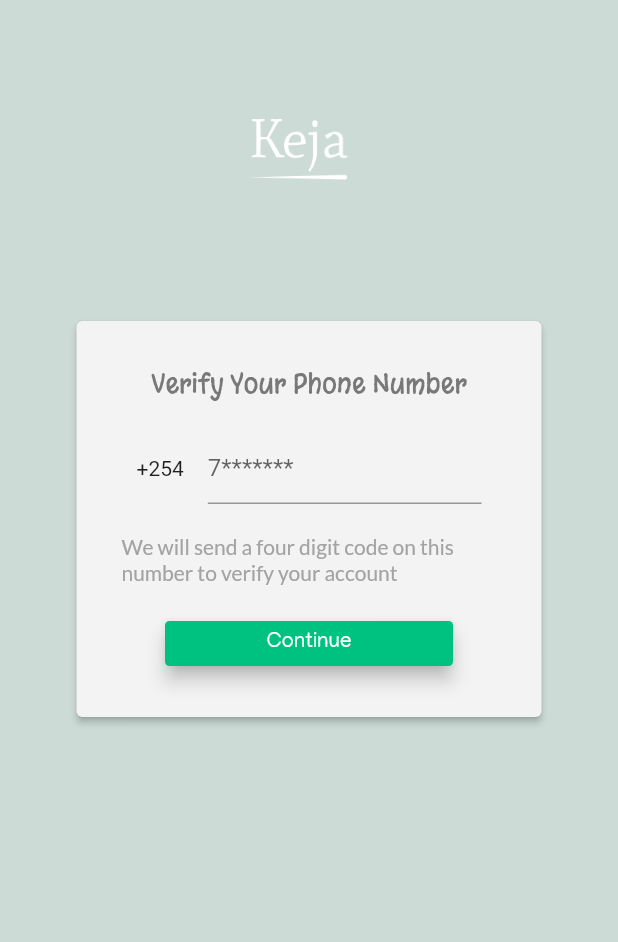
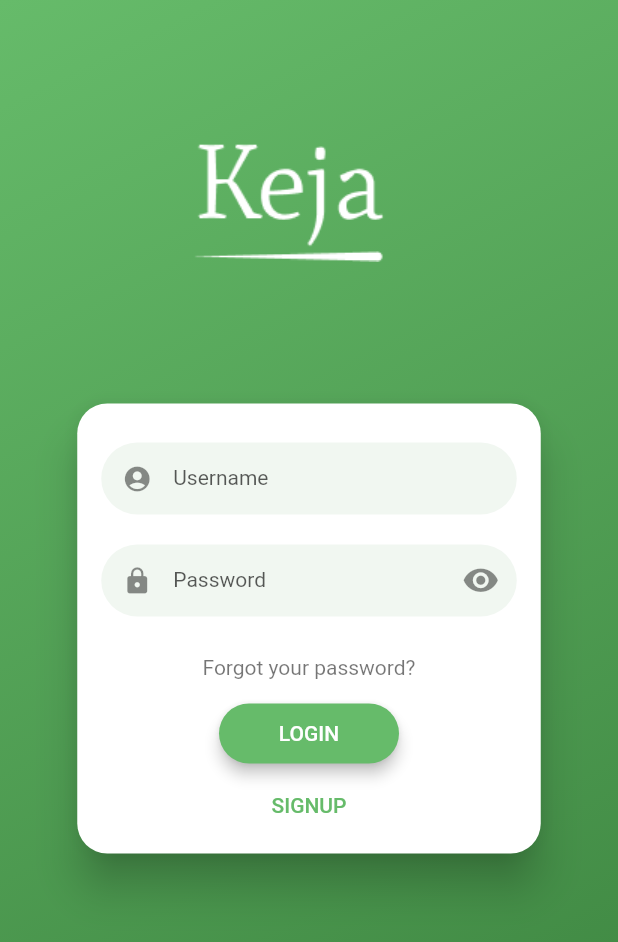
Before and after one commit to SrMoffat/keja-client, a Flutter app: the screen it shows after launch, after a tap on "Sign Up", on a phone screen of 412 x 824 dp. Shown: the top 942 px of the screen. Run offline on Flutter 3.47's test engine with Material 2 defaults, Android fonts, the phone set to English and light mode, and no system bars; drawn by our look-alikes of flutter_login.

Commit message:
feat(register): user can register
- Add forms, navigation buttons, and animations

```diff
--- a/lib/main.dart
+++ b/lib/main.dart
@@ -16,6 +16,11 @@ class _AppState extends State<App> {
   Widget build(BuildContext context) {
     return MaterialApp(
       home: SplashScreen(),
+      theme: ThemeData(
+        primaryColor: Colors.green[400],
+        accentColor: Colors.yellow,
+        errorColor: Colors.red,
+      ),
     );
   }
 }
--- /dev/null
+++ b/lib/screens/registration_screen.dart
@@ -0,0 +1,78 @@
+import 'package:flutter/material.dart';
+import 'package:flutter_login/flutter_login.dart';
+
+import './verify_number_screen.dart';
+
+const users = const {
+  '4fr0c0d3@gmail.com': '12345',
+  'c0e3e@outlook.com': 'jhshjsbx',
+};
+
+class RegistrationForm extends StatelessWidget {
+  Duration get loginTime => Duration(milliseconds: 2250);
+
+  Future<String> _authUser(LoginData data) {
+    print('Name: $data.name, Password: $data.password');
+    return Future.delayed(loginTime).then((_) {
+      if (!users.containsKey(data.name)) {
+        return 'Username does not exist!!';
+      }
+      if (users[data.name] != data.password) {
+        return 'Passwords don\'t match!';
+      }
+      return null;
+    });
+  }
+
+  Future<String> _recoverPassword(String name) {
+    print('Name: $name');
+    return Future.delayed(loginTime).then((_) {
+      if (!users.containsKey(name)) {
+        return 'User does not exist!!';
+      }
+      return null;
+    });
+  }
+
+  // String _validateEmail(String email) {
+  //   return 'Validation error here';
+  // }
+
+  // String _validatePassword(String password) {
+  //   return 'Validation error here';
+  // }
+
+  @override
+  Widget build(BuildContext context) {
+    return FlutterLogin(
+      title: '',
+      logo: 'assets/images/logo.png',
+      onLogin: _authUser,
+      onSignup: _authUser,
+      onSubmitAnimationCompleted: () {
+        Navigator.of(context).pushReplacement(
+          MaterialPageRoute(
+            builder: (context) => PhoneVerification(),
+          ),
+        );
+      },
+      onRecoverPassword: _recoverPassword,
+      messages: LoginMessages(
+        usernameHint: 'Username',
+        passwordHint: 'Password',
+        confirmPasswordHint: 'Confirm',
+        loginButton: 'LOGIN',
+        signupButton: 'SIGNUP',
+        forgotPasswordButton: 'Forgot your password?',
+        recoverPasswordButton: 'Reset',
+        recoverPasswordDescription:
+            'We will send your plain text password to this account',
+        goBackButton: 'BACK',
+        confirmPasswordError: 'Passwords don\'t macth!',
+        recoverPasswordSuccess: 'New password has been sent to your account 🤓',
+      ),
+      // emailValidator: _validateEmail,
+      // passwordValidator: _validatePassword,
+    );
+  }
+}
--- a/lib/screens/splash_screen.dart
+++ b/lib/screens/splash_screen.dart
@@ -1,5 +1,5 @@
 import 'package:flutter/material.dart';
-import 'package:keja/screens/verify_number_screen.dart';
+import '../screens/registration_screen.dart';
 
 class SplashScreen extends StatelessWidget {
   final Color gradientStart = Colors.transparent;
@@ -73,7 +73,7 @@ class SplashScreen extends StatelessWidget {
                     onPressed: () {
                       print("pressed");
                       Navigator.push(context, MaterialPageRoute(builder: (BuildContext context) =>
-                          PhoneVerification()
+                          RegistrationForm(),
                         ));
                     },
                     textColor: Color(0xff00B074),
--- a/lib/screens/verify_number_screen.dart
+++ b/lib/screens/verify_number_screen.dart
@@ -22,7 +22,7 @@ class _PhoneVerificationState extends State<PhoneVerification> {
   @override
   Widget build(BuildContext context) {
     return Scaffold(
-      backgroundColor: Color(0xFFCCDBD6),
+      backgroundColor: Colors.green[400],
       body: SingleChildScrollView(
         child: Column(
           children: <Widget>[
@@ -52,7 +52,7 @@ class _PhoneVerificationState extends State<PhoneVerification> {
               decoration: BoxDecoration(),
               child: Card(
                 color: Color(0xFFF3F3F3),
-                elevation: 2,
+                elevation: 6,
                 child: Padding(
                   padding: const EdgeInsets.all(30.0),
                   child: Column(
--- a/pubspec.yaml
+++ b/pubspec.yaml
@@ -23,6 +23,7 @@ dependencies:
   # The following adds the Cupertino Icons font to your application.
   # Use with the CupertinoIcons class for iOS style icons.
   cupertino_icons: ^0.1.2
+  flutter_login: ^1.0.4
 
 dev_dependencies:
   flutter_test:
```
Also changed, not shown: pubspec.lock.
